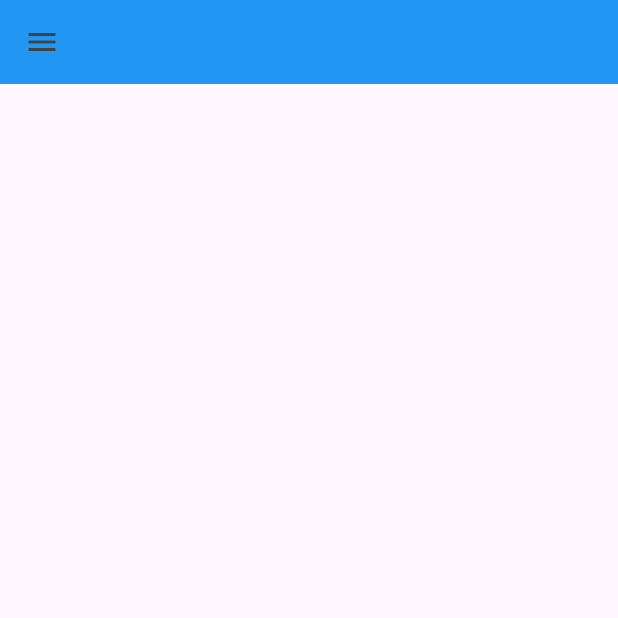
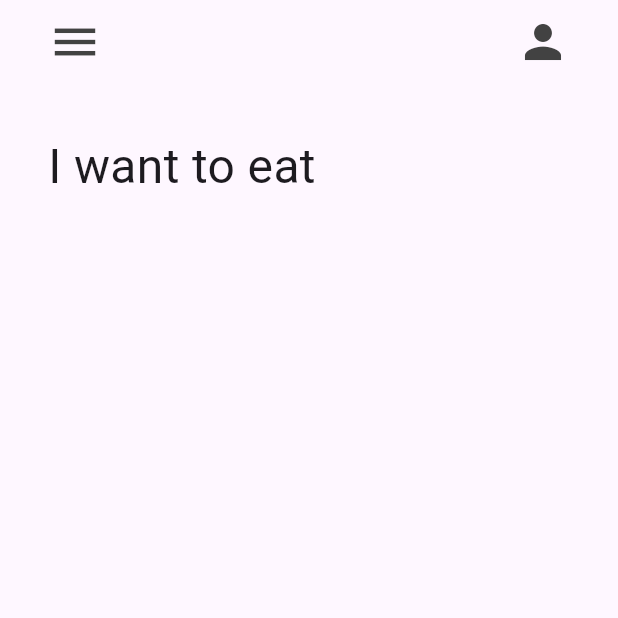
Before and after one commit to Chryrene/reto1_donut_app_victor_pasos, a Flutter app: the screen it shows after launch, on a phone screen of 412 x 824 dp, the top half of it. Run offline on Flutter 3.47's test engine with Material 3 defaults, Android fonts, the phone set to English and light mode, and no system bars.

Commit message:
Añadiendo texto principal

```diff
--- a/lib/pages/home_page.dart
+++ b/lib/pages/home_page.dart
@@ -12,8 +12,54 @@ class _HomepageState extends State<HomePage> {
   Widget build(BuildContext context) {
     return Scaffold(
       appBar: AppBar(
-        backgroundColor: Colors.blue,
-        leading: Icon(Icons.menu, color: Colors.grey[800]),
+        backgroundColor: Colors.transparent,
+        leading: Padding(
+          padding: const EdgeInsets.only(left: 24.0),
+          child: IconButton(
+            icon: Icon(
+              Icons.menu,
+              color: Colors.grey[800],
+              size: 36,
+            ),
+            onPressed: () {
+              print('Te amo Ulises');
+            },
+          ),
+        ),
+        actions: [
+          Padding(
+            padding: const EdgeInsets.only(right: 24.0),
+            child: IconButton(
+                icon: Icon(
+                  Icons.person,
+                  color: Colors.grey[800],
+                  size: 36,
+                ),
+                onPressed: () {
+                  print('Te amo');
+                }),
+          )
+        ],
+      ),
+      body: const Column(
+        children: [
+          //Texto "I want to eat"
+          Padding(
+            padding: EdgeInsets.all(32.0),
+            child: Row(
+              children: [
+                Text(
+                  'I want to ',
+                  style: TextStyle(fontSize: 32),
+                ),
+                Text(
+                  'eat',
+                  style: TextStyle(fontSize: 32),
+                ),
+              ],
+            ),
+          ),
+        ],
       ),
     );
   }
```
